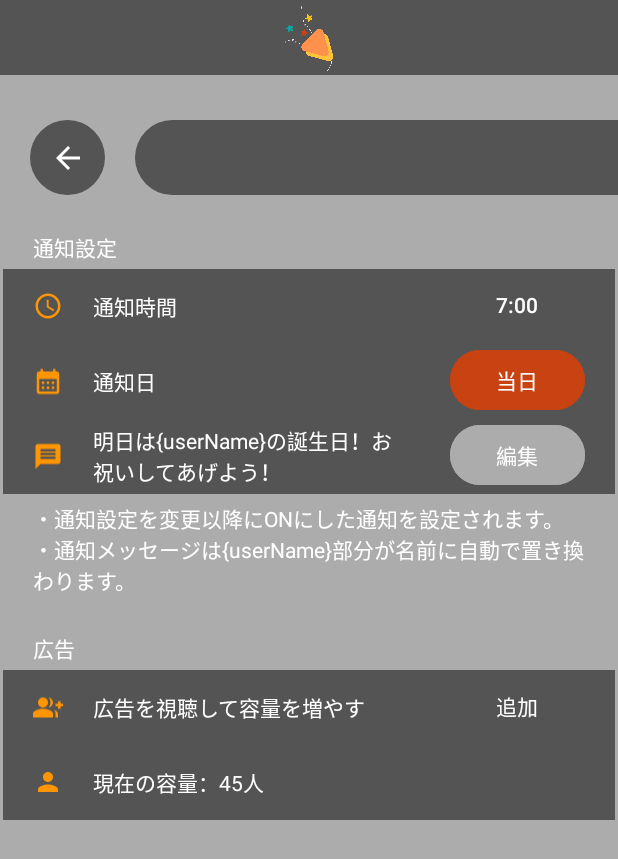
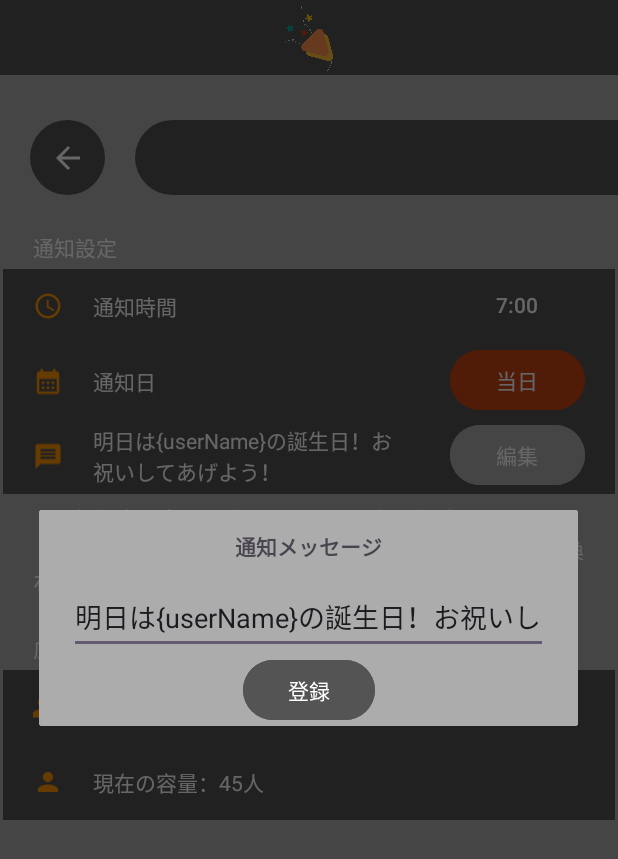
Before and after one commit to amefure/MinnanoTanjyoubi-Android, an Android app: the fragment SettingFragment placed in its activity, after a tap on "編集", on a phone screen of 412 x 824 dp. Shown: the top 859 px of the screen. Run offline under Robolectric (Android 15) with nearby library versions, the phone set to English and light mode, and no system bars; our stand-ins replace RxJava.

Commit message:
通知メッセージダイアログの実装

```diff
--- /dev/null
+++ b/app/src/main/java/com/amefure/minnanotanjyoubi/View/Fragment/InputNotifyMsgDialogFragment.kt
@@ -0,0 +1,56 @@
+package com.amefure.minnanotanjyoubi.View.Fragment
+
+import android.app.AlertDialog
+import android.app.Dialog
+import android.content.Context
+import android.os.Bundle
+import android.util.Log
+import android.view.View
+import android.view.inputmethod.InputMethodManager
+import android.widget.Button
+import android.widget.EditText
+import androidx.fragment.app.DialogFragment
+import androidx.lifecycle.lifecycleScope
+import com.amefure.minnanotanjyoubi.Model.DataStore.DataStoreManager
+import com.amefure.minnanotanjyoubi.R
+import kotlinx.coroutines.launch
+
+class InputNotifyMsgDialogFragment : DialogFragment() {
+
+    lateinit var dataStoreManager: DataStoreManager
+
+    override fun onCreateDialog(savedInstanceState: Bundle?): Dialog {
+        dataStoreManager = DataStoreManager(this.requireContext())
+        val builder = AlertDialog.Builder(this.requireContext())
+        val inflater = this.requireActivity().layoutInflater
+        val dialog = inflater.inflate(R.layout.fragment_input_notify_msg_dialog,null)
+        val registerMsgButton: Button = dialog.findViewById(R.id.register_msg_button)
+        val notifyMsgEdit: EditText = dialog.findViewById(R.id.notify_msg_edit)
+        observeNotifyMsg(dialog)
+        registerMsgButton.setOnClickListener {
+            lifecycleScope.launch{
+                dataStoreManager.saveNotifyMsg(notifyMsgEdit.text.toString())
+                showOffKeyboard()
+                dismiss()
+            }
+        }
+        builder.setView(dialog)
+        return builder.create()
+    }
+
+    private fun observeNotifyMsg(view: View) {
+        val notifyMsgEdit: EditText = view.findViewById(R.id.notify_msg_edit)
+        lifecycleScope.launch{
+            dataStoreManager.observeNotifyMsg().collect {
+                if (it != null) {
+                    notifyMsgEdit.setText(it)
+                }
+            }
+        }
+    }
+
+    private fun showOffKeyboard() {
+        val imm = requireContext().getSystemService(Context.INPUT_METHOD_SERVICE) as InputMethodManager
+        imm.hideSoftInputFromWindow(view?.windowToken, 0)
+    }
+}
--- a/app/src/main/java/com/amefure/minnanotanjyoubi/View/Fragment/SettingFragment.kt
+++ b/app/src/main/java/com/amefure/minnanotanjyoubi/View/Fragment/SettingFragment.kt
@@ -111,23 +111,37 @@ class SettingFragment : Fragment() {
         val notifyDayButton: Button = view.findViewById(R.id.notify_setting_day_button)
         val notifyEditMsg: TextView = view.findViewById(R.id.notify_setting_edit_msg)
 
-        lifecycleScope.launch{
+        // lifecycleScope.launchはまとめると動作しないので分割
+        lifecycleScope.launch {
             dataStoreManager.observeNotifyTime().collect {
                 if (it != null) {
                     notifyTimeButton.text = it
                     notifyTime = it
+                } else {
+                    // 初期値格納
+                    dataStoreManager.saveNotifyTime("7:00")
                 }
             }
 
+        }
+        lifecycleScope.launch {
             dataStoreManager.observeNotifyDay().collect {
                 if (it != null) {
                     notifyDayButton.text = it
+                } else {
+                    // 初期値格納
+                    dataStoreManager.saveNotifyDay("当日")
                 }
             }
 
+        }
+        lifecycleScope.launch {
             dataStoreManager.observeNotifyMsg().collect {
                 if (it != null) {
                     notifyEditMsg.text = it
+                }else {
+                    // 初期値格納
+                    dataStoreManager.saveNotifyMsg("明日は{userName}の誕生日！お祝いしてあげよう！")
                 }
             }
         }
--- /dev/null
+++ b/app/src/main/res/layout/fragment_input_notify_msg_dialog.xml
@@ -0,0 +1,43 @@
+<?xml version="1.0" encoding="utf-8"?>
+<androidx.constraintlayout.widget.ConstraintLayout xmlns:android="http://schemas.android.com/apk/res/android"
+    xmlns:app="http://schemas.android.com/apk/res-auto"
+    xmlns:tools="http://schemas.android.com/tools"
+    android:layout_width="match_parent"
+    android:layout_height="match_parent"
+    android:background="@color/thema_gray_light">
+
+    <EditText
+        android:id="@+id/notify_msg_edit"
+        android:layout_width="match_parent"
+        android:layout_height="wrap_content"
+        android:layout_marginLeft="20dp"
+        android:layout_marginRight="20dp"
+        android:ems="10"
+        android:hint="今日は〇〇の誕生日！"
+        android:inputType="text"
+        app:layout_constraintBottom_toBottomOf="parent"
+        app:layout_constraintEnd_toEndOf="parent"
+        app:layout_constraintStart_toStartOf="parent"
+        app:layout_constraintTop_toTopOf="parent" />
+
+    <Button
+        android:id="@+id/register_msg_button"
+        android:layout_width="wrap_content"
+        android:layout_height="wrap_content"
+        android:backgroundTint="@color/thema_gray_dark"
+        android:text="登録"
+        app:layout_constraintBottom_toBottomOf="parent"
+        app:layout_constraintEnd_toEndOf="parent"
+        app:layout_constraintStart_toStartOf="parent"
+        app:layout_constraintTop_toBottomOf="@+id/notify_msg_edit" />
+
+    <TextView
+        android:layout_width="wrap_content"
+        android:layout_height="wrap_content"
+        android:text="通知メッセージ"
+        android:textStyle="bold"
+        app:layout_constraintBottom_toTopOf="@+id/notify_msg_edit"
+        app:layout_constraintEnd_toEndOf="parent"
+        app:layout_constraintStart_toStartOf="parent"
+        app:layout_constraintTop_toTopOf="parent" />
+</androidx.constraintlayout.widget.ConstraintLayout>
```
